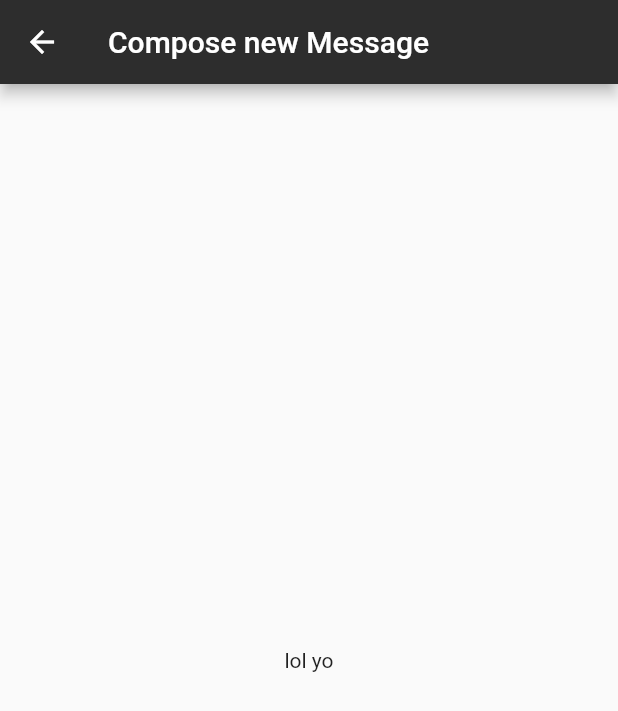
After one commit to Martyniuk/flutter_widgets_lib, a Flutter app: the MessageCompose screen opened directly, on a phone screen of 412 x 824 dp. The commit adds this screen. Shown: the top 711 px of the screen. Run offline on Flutter 3.47's test engine with Material 2 defaults, Android fonts, the phone set to English and light mode, and no system bars; our stand-ins replace carousel_slider, font_awesome_flutter; missing offline and left inert: clippy_flutter, gradient_text; generated files the repository leaves out were written again.

Commit message:
feat: zaiste course started

```diff
--- /dev/null
+++ b/data/message.json
@@ -0,0 +1,30 @@
+[
+  {
+    "subject": "My first message",
+    "body": "Subtitle with some text in subtitle so long long long long long long long long long long long long long long long long long long long long long long long long time ago!"
+  },
+  {
+    "subject": "My second message",
+    "body": "Some message in body and other info you need to read about"
+  },
+  {
+    "subject": "My third message",
+    "body": "Some message in body and other info you need to read about"
+  },
+  {
+    "subject": "My fourth message",
+    "body": "Some message in body and other info you need to read about"
+  },
+  {
+    "subject": "My fourth message",
+    "body": "Some message in body and other info you need to read about"
+  },
+  {
+    "subject": "Another entry from json",
+    "body": "Some message in body and other info you need to read about"
+  },
+  {
+    "subject": "One more entry from json",
+    "body": "Some message in body and other info you need to read about"
+  }
+]
--- /dev/null
+++ b/lib/cources/zaiste_flutter_in_practice/models/message.dart
@@ -0,0 +1,32 @@
+// Core
+import 'package:json_annotation/json_annotation.dart';
+
+// Instruments
+import 'package:http/http.dart' as http;
+import 'dart:convert';
+// part 'Message.g.dart'; <-- wrong notation...
+part 'message.g.dart';
+
+@JsonSerializable()
+class Message {
+  final String body;
+  final String subject;
+
+  Message(this.body, this.subject);
+
+  factory Message.fromJson(Map<String, dynamic> json) =>
+      _$MessageFromJson(json);
+
+  static Future<List<Message>> browse() async {
+    http.Response response =
+        await http.get('http://www.mocky.io/v2/5ddead35310000526c3ae488');
+
+    await Future.delayed(Duration(seconds: 3));
+    String content = response.body;
+    List collection = json.decode(content);
+    List<Message> _messages =
+        collection.map((json) => Message.fromJson(json)).toList();
+
+    return _messages;
+  }
+}
--- /dev/null
+++ b/lib/cources/zaiste_flutter_in_practice/widgets/message_compose.dart
@@ -0,0 +1,13 @@
+// Core
+import 'package:flutter/material.dart';
+
+class MessageCompose extends StatelessWidget {
+  @override
+  Widget build(BuildContext context) {
+    return Scaffold(
+        appBar: AppBar(
+          title: Text('Compose new Message'),
+        ),
+        body: Center(child: Text('lol yo')));
+  }
+}
--- a/pubspec.yaml
+++ b/pubspec.yaml
@@ -25,6 +25,7 @@ dependencies:
   flutter_circular_slider: ^2.5.0
   rect_getter: ^0.0.1
   gradient_text: ^1.0.2
+  http: ^0.12.0+1
   flutter:
     sdk: flutter
 
@@ -35,6 +36,8 @@ dependencies:
 dev_dependencies:
   flutter_test:
     sdk: flutter
+  build_runner:
+  json_serializable:
 
 # For information on the generic Dart part of this file, see the
 # following page: https://dart.dev/tools/pub/pubspec
@@ -58,6 +61,7 @@ flutter:
     - assets/images/bicycle_app/
     - assets/images/tattoo_app/
     - assets/images/adidas_app/
+    - data/message.json
   #  - images/a_dot_burr.jpeg
   #  - images/a_dot_ham.jpeg
   # An image asset can refer to one or more resolution-specific "variants", see
```
Also changed, not shown: lib/cources/zaiste_flutter_in_practice/widgets/compose_button.dart (added, +21 -0 lines), lib/cources/zaiste_flutter_in_practice/widgets/message_detail.dart (added, +19 -0 lines), lib/cources/zaiste_flutter_in_practice/widgets/message_list.dart (added, +103 -0 lines), lib/cources/zaiste_flutter_in_practice/zaiste_main.dart (added, +13 -0 lines), lib/library/library.dart (+6 -2 lines), lib/library/widgets/flat_button.dart (added, +38 -0 lines), lib/library/widgets/list_tile.dart (added, +49 -0 lines), lib/main.dart (+12 -0 lines), lib/cources/zaiste_flutter_in_practice/models/message.g.dart (added), pubspec.lock.
